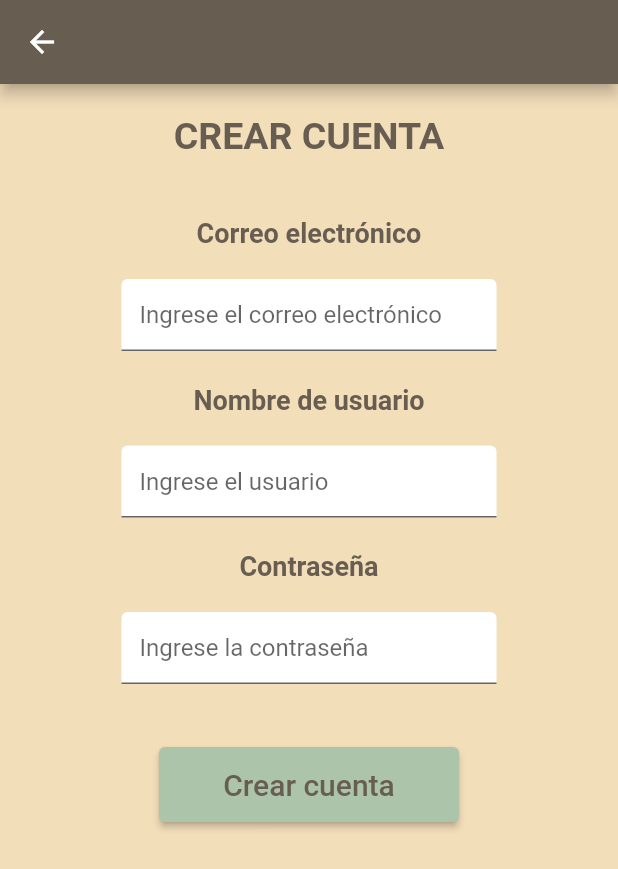
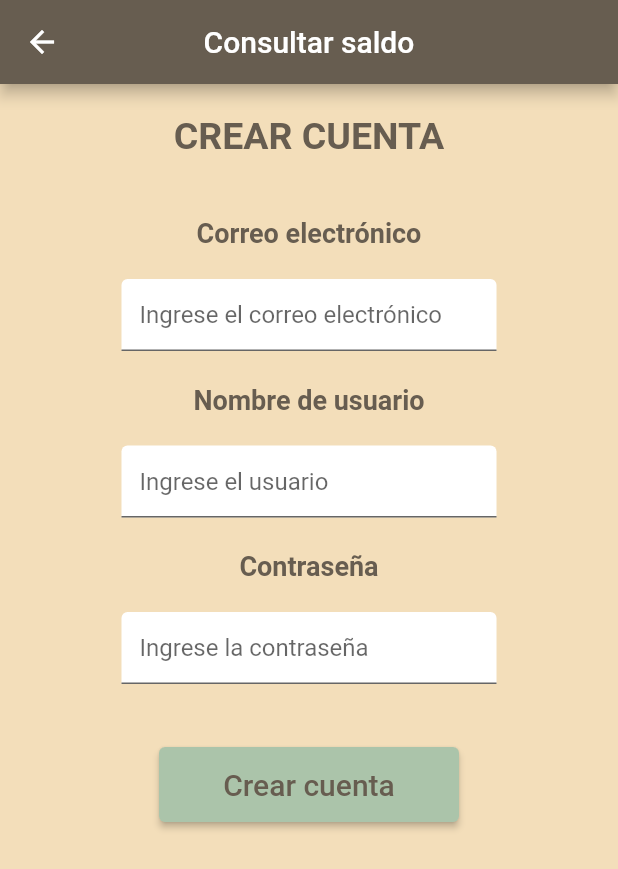
Before and after one commit to Carlos-Bravo7/Maquina_transaccional, a Flutter app: the menu_principal screen opened directly, after a tap on "Consultar saldo", on a phone screen of 412 x 824 dp. Shown: the top 869 px of the screen. Run offline on Flutter 3.47's test engine with Material 2 defaults, Android fonts, the phone set to English and light mode, and no system bars.

Commit message:
navegabilidad vista menu principal

```diff
--- a/maquina_transaccional/lib/views/consultar_saldo.dart
+++ b/maquina_transaccional/lib/views/consultar_saldo.dart
@@ -1,10 +1,169 @@
 import 'package:flutter/material.dart';
 
-class ver_movimientos extends StatelessWidget {
-  const ver_movimientos({super.key});
+final buttontyle = ElevatedButton.styleFrom(
+      primary: Color.fromRGBO(171,196,170,1.0),
+      onPrimary: Color.fromRGBO(103,93,80,1.0),
+
+    );
+
+class consultar_saldo extends StatelessWidget {
+  const consultar_saldo({super.key});
 
   @override
   Widget build(BuildContext context) {
-    return Container();
+    return Scaffold(
+      backgroundColor: Color.fromRGBO(243, 222, 186, 1.0),
+      appBar: AppBar(
+        centerTitle: true,
+        title: Text("Consultar saldo"),
+        backgroundColor: Color.fromRGBO(103, 93, 80, 1.0),
+      ),
+      body: Center(
+        child: Column(
+          children: [
+            colm_cuerpo(),
+            const SizedBox(
+              width: 10,
+              height: 40,
+            ),
+            Container(
+              width: 200,
+              height: 50,
+              child: ElevatedButton(
+                style: buttontyle,
+                onPressed: (){
+                  //Navigator.push(context,
+                    //MaterialPageRoute(builder: (context)=> menu_principal())
+                  //);
+               },
+                child: Text("Crear cuenta", style: TextStyle(fontSize: 20),)),
+            ),
+            const SizedBox(
+              height: 20,
+            ),
+          ],
+        )
+      ),
+    );
   }
 }
+
+Widget colm_cuerpo(){
+  return Column(
+          mainAxisAlignment: MainAxisAlignment.start,
+          crossAxisAlignment: CrossAxisAlignment.center,
+          children: [
+            const SizedBox(
+              width: 10,
+              height: 20,
+            ),
+            const Text("CREAR CUENTA", style: TextStyle(fontWeight: FontWeight.bold, fontSize: 25, color: Color.fromRGBO(103, 93, 80, 1.0))
+            ),
+            const SizedBox(
+              width: 10,
+              height: 40,
+            ),
+            texto_correo(),
+            const SizedBox(
+              width: 10,
+              height: 20,
+            ),
+            textfield_correo(),
+            const SizedBox(
+              width: 10,
+              height: 20,
+            ),
+            texto_usuario(),
+            const SizedBox(
+              width: 10,
+              height: 20,
+            ),
+            textfield_nom_usu(),
+            const SizedBox(
+              width: 10,
+              height: 20,
+            ),
+            texto_contrasena(),
+            const SizedBox(
+              width: 10,
+              height: 20,
+            ),
+            textfield_contrasena()
+          ],
+        );
+}
+
+Widget texto_usuario(){
+  return const Text("Nombre de usuario",
+              style: TextStyle(color: Color.fromRGBO(103, 93, 80, 1.0),
+              fontSize: 18,
+              fontWeight: FontWeight.bold
+              )
+            );
+
+}
+
+Widget textfield_nom_usu(){
+  return Container(
+    width: 250,
+    height: 50,
+    child: const TextField(
+      decoration: InputDecoration(
+        hintText: "Ingrese el usuario",
+        fillColor: Colors.white,
+        filled: true
+      ),
+    ),
+  );
+
+}
+
+Widget texto_contrasena(){
+  return const Text("Contraseña",
+              style: TextStyle(color: Color.fromRGBO(103, 93, 80, 1.0),
+              fontSize: 18,
+              fontWeight: FontWeight.bold
+              )
+            );
+
+}
+
+Widget textfield_contrasena(){
+  return Container(
+    width: 250,
+    height: 50,
+    child: const TextField(
+      decoration: InputDecoration(
+        hintText: "Ingrese la contraseña",
+        fillColor: Colors.white,
+        filled: true
+      ),
+    ),
+  );
+
+}
+
+Widget texto_correo(){
+  return const Text("Correo electrónico",
+              style: TextStyle(color: Color.fromRGBO(103, 93, 80, 1.0),
+              fontSize: 18,
+              fontWeight: FontWeight.bold
+              )
+            );
+
+}
+
+Widget textfield_correo(){
+  return Container(
+    width: 250,
+    height: 50,
+    child: const TextField(
+      decoration: InputDecoration(
+        hintText: "Ingrese el correo electrónico",
+        fillColor: Colors.white,
+        filled: true
+      ),
+    ),
+  );
+
+}
--- a/maquina_transaccional/lib/views/menu_principal.dart
+++ b/maquina_transaccional/lib/views/menu_principal.dart
@@ -1,5 +1,8 @@
 import 'package:flutter/material.dart';
 import 'package:maquina_transaccional/views/crear_cuenta.dart';
+import 'package:maquina_transaccional/views/realizar_transaccion.dart';
+import 'package:maquina_transaccional/views/ver_movimientos.dart';
+import 'package:maquina_transaccional/views/consultar_saldo.dart';
 
 final buttontyle = ElevatedButton.styleFrom(
       primary: Color.fromRGBO(171,196,170,1.0),
@@ -46,7 +49,7 @@ class menu_principal extends StatelessWidget {
                         style: buttontyle,
                         onPressed: (){
                           Navigator.push(context,
-                            MaterialPageRoute(builder: (context)=> const crear_cuenta())
+                            MaterialPageRoute(builder: (context)=> const consultar_saldo())
                           );
                        },
                         child: const Text("Consultar saldo", style: TextStyle(fontSize: 15))
@@ -60,7 +63,7 @@ class menu_principal extends StatelessWidget {
                         style: buttontyle,
                         onPressed: (){
                           Navigator.push(context,
-                            MaterialPageRoute(builder: (context)=> const crear_cuenta())
+                            MaterialPageRoute(builder: (context)=> const ver_movimientos())
                           );
                        },
                         child: const Text("Ver movimiento", style: TextStyle(fontSize: 15))
@@ -85,7 +88,7 @@ class menu_principal extends StatelessWidget {
                         style: buttontyle,
                         onPressed: (){
                           Navigator.push(context,
-                            MaterialPageRoute(builder: (context)=> const crear_cuenta())
+                            MaterialPageRoute(builder: (context)=> const realizar_transaccion())
                           );
                        },
                         child: Center(child: const Text("Realizar transacción", style: TextStyle(fontSize: 15)))
```
